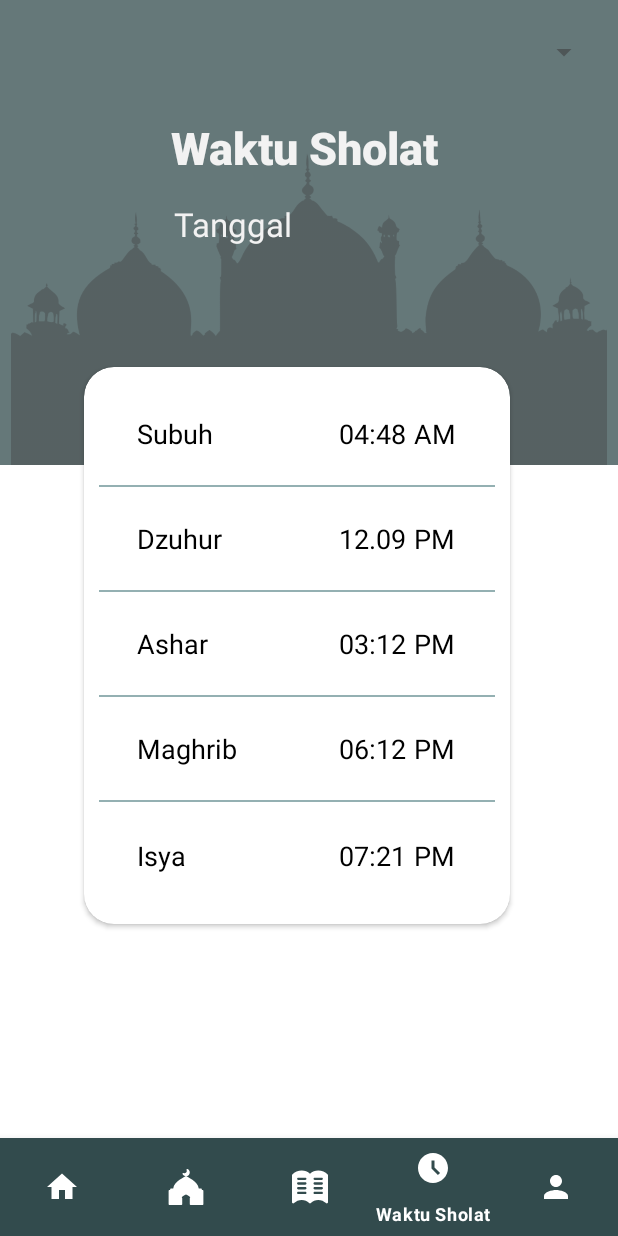
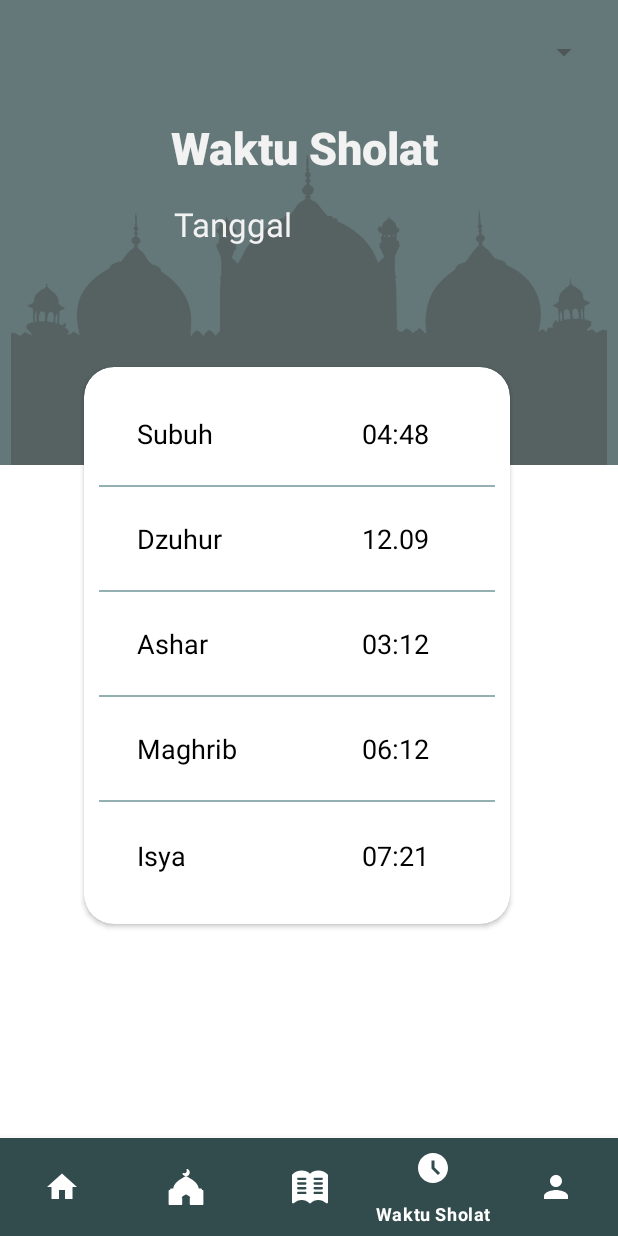
Before and after one commit to kintanputia/meng-ngaji, an Android app: the screen it shows after launch (MainActivity), item 4 of the bottom bar chosen, on a phone screen of 412 x 824 dp. Run offline under Robolectric (Android 15) with nearby library versions, the phone set to English and light mode, and no system bars.

Commit message:
waktu sholat

```diff
--- a/app/src/main/java/com/example/meng_ngaji/HomeFragment.kt
+++ b/app/src/main/java/com/example/meng_ngaji/HomeFragment.kt
@@ -108,6 +108,6 @@ class HomeFragment : Fragment() {
     }
 }
 
-private fun FragmentTransaction.replace(layout: Int, prayerFragment: PrayerFragment.Companion) {
-
-}
+//private fun FragmentTransaction.replace(layout: Int, prayerFragment: PrayerFragment.Companion) {
+//
+//}
--- a/app/src/main/res/layout/activity_detail_profil.xml
+++ b/app/src/main/res/layout/activity_detail_profil.xml
@@ -17,19 +17,16 @@
         android:elevation="4dp"
         app:layout_constraintTop_toTopOf="parent">
 
-<!--        <TextView-->
-<!--            android:id="@id/textViewProfil"-->
-<!--            android:layout_width="wrap_content"-->
-<!--            android:layout_height="wrap_content"-->
-<!--            android:layout_marginEnd="16dp"-->
-<!--            android:fontFamily="sans-serif"-->
-<!--            android:layout_marginLeft=""-->
-<!--            android:text="Simpan"-->
-<!--            android:textSize="17sp"-->
-<!--            app:layout_constraintBottom_toBottomOf="parent"-->
-<!--            app:layout_constraintEnd_toEndOf="parent"-->
-<!--            app:layout_constraintTop_toTopOf="parent"-->
-<!--            app:layout_constraintVertical_bias="0.183" />-->
+        <TextView
+            android:layout_width="wrap_content"
+            android:layout_height="wrap_content"
+            android:text="Simpan"
+            android:textSize="17sp"
+            android:fontFamily="sans-serif"
+            android:gravity="center_vertical"
+            android:textColor="@color/black"
+            android:layout_marginStart="238dp"
+            />
     </androidx.appcompat.widget.Toolbar>
 
     <TextView
--- a/app/src/main/res/layout/fragment_prayer.xml
+++ b/app/src/main/res/layout/fragment_prayer.xml
@@ -120,20 +120,10 @@
                         android:id="@+id/tv_subuh"
                         android:layout_width="wrap_content"
                         android:layout_height="wrap_content"
-                        android:layout_marginLeft="160dp"
+                        android:layout_marginLeft="175dp"
                         android:fontFamily="sans-serif"
                         android:paddingTop="22dp"
                         android:text="04:48"
-                        android:textColor="#000"
-                        android:textSize="18sp" />
-
-                    <TextView
-                        android:layout_width="wrap_content"
-                        android:layout_height="wrap_content"
-                        android:layout_marginLeft="210dp"
-                        android:fontFamily="sans-serif"
-                        android:paddingTop="22dp"
-                        android:text="AM"
                         android:textColor="#000"
                         android:textSize="18sp" />
 
@@ -163,20 +153,10 @@
                         android:id="@+id/tv_dzuhur"
                         android:layout_width="wrap_content"
                         android:layout_height="wrap_content"
-                        android:layout_marginLeft="160dp"
+                        android:layout_marginLeft="175dp"
                         android:fontFamily="sans-serif"
                         android:paddingTop="22dp"
                         android:text="12.09"
-                        android:textColor="#000"
-                        android:textSize="18sp" />
-
-                    <TextView
-                        android:layout_width="wrap_content"
-                        android:layout_height="wrap_content"
-                        android:layout_marginLeft="210dp"
-                        android:fontFamily="sans-serif"
-                        android:paddingTop="22dp"
-                        android:text="PM"
                         android:textColor="#000"
                         android:textSize="18sp" />
 
@@ -206,20 +186,10 @@
                         android:id="@+id/tv_ashar"
                         android:layout_width="wrap_content"
                         android:layout_height="wrap_content"
-                        android:layout_marginLeft="160dp"
+                        android:layout_marginLeft="175dp"
                         android:fontFamily="sans-serif"
                         android:paddingTop="22dp"
                         android:text="03:12"
-                        android:textColor="#000"
-                        android:textSize="18sp" />
-
-                    <TextView
-                        android:layout_width="wrap_content"
-                        android:layout_height="wrap_content"
-                        android:layout_marginLeft="210dp"
-                        android:fontFamily="sans-serif"
-                        android:paddingTop="22dp"
-                        android:text="PM"
                         android:textColor="#000"
                         android:textSize="18sp" />
 
@@ -249,20 +219,10 @@
                         android:id="@+id/tv_maghrib"
                         android:layout_width="wrap_content"
                         android:layout_height="wrap_content"
-                        android:layout_marginLeft="160dp"
+                        android:layout_marginLeft="175dp"
                         android:fontFamily="sans-serif"
                         android:paddingTop="22dp"
                         android:text="06:12"
-                        android:textColor="#000"
-                        android:textSize="18sp" />
-
-                    <TextView
-                        android:layout_width="wrap_content"
-                        android:layout_height="wrap_content"
-                        android:layout_marginLeft="210dp"
-                        android:fontFamily="sans-serif"
-                        android:paddingTop="22dp"
-                        android:text="PM"
                         android:textColor="#000"
                         android:textSize="18sp" />
 
@@ -292,20 +252,10 @@
                         android:id="@+id/tv_isya"
                         android:layout_width="wrap_content"
                         android:layout_height="wrap_content"
-                        android:layout_marginLeft="160dp"
+                        android:layout_marginLeft="175dp"
                         android:fontFamily="sans-serif"
                         android:paddingTop="23dp"
                         android:text="07:21"
-                        android:textColor="#000"
-                        android:textSize="18sp" />
-
-                    <TextView
-                        android:layout_width="wrap_content"
-                        android:layout_height="wrap_content"
-                        android:layout_marginLeft="210dp"
-                        android:fontFamily="sans-serif"
-                        android:paddingTop="23dp"
-                        android:text="PM"
                         android:textColor="#000"
                         android:textSize="18sp" />
 
```
